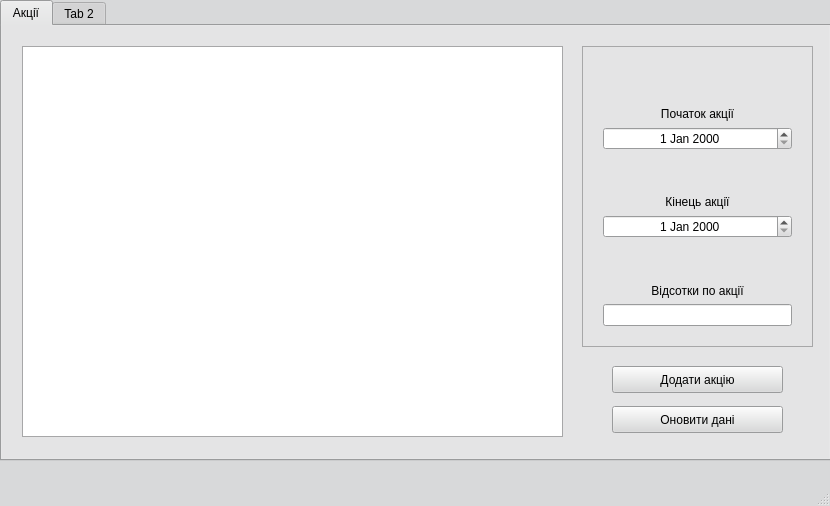
First picture: the form in mainwindow.ui, repository landrew31/db_course_work, before the edit.
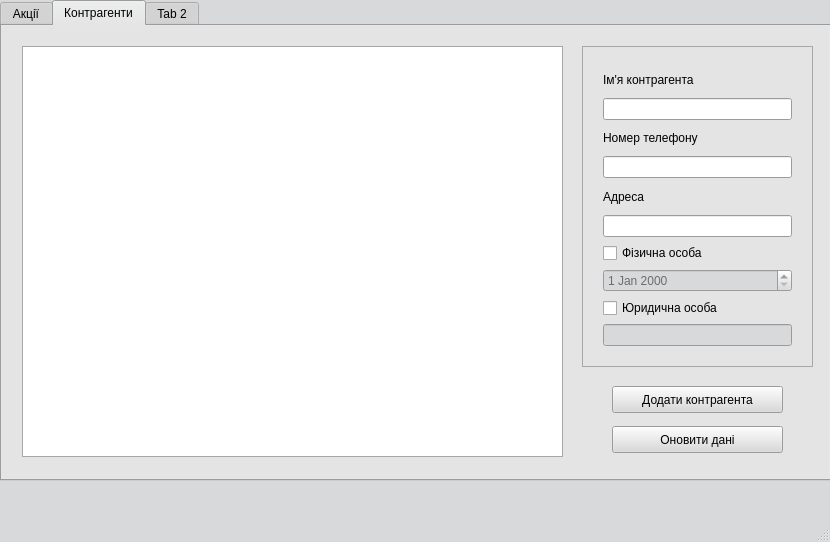
Second picture: the form after the edit. The open tabs and pages were chosen to show the change.

Commit message: redesign code, add basic contractors

Patch:
```diff
--- a/mainwindow.ui
+++ b/mainwindow.ui
@@ -7,7 +7,7 @@
     <x>0</x>
     <y>0</y>
     <width>830</width>
-    <height>506</height>
+    <height>542</height>
    </rect>
   </property>
   <property name="palette">
@@ -435,7 +435,7 @@
       <x>0</x>
       <y>0</y>
       <width>831</width>
-      <height>461</height>
+      <height>481</height>
      </rect>
     </property>
     <property name="currentIndex">
@@ -451,7 +451,7 @@
         <x>20</x>
         <y>20</y>
         <width>541</width>
-        <height>391</height>
+        <height>411</height>
        </rect>
       </property>
      </widget>
@@ -459,7 +459,7 @@
       <property name="geometry">
        <rect>
         <x>610</x>
-        <y>380</y>
+        <y>400</y>
         <width>171</width>
         <height>27</height>
        </rect>
@@ -472,7 +472,7 @@
       <property name="geometry">
        <rect>
         <x>610</x>
-        <y>340</y>
+        <y>360</y>
         <width>171</width>
         <height>27</height>
        </rect>
@@ -564,6 +564,145 @@
       </widget>
      </widget>
     </widget>
+    <widget class="QWidget" name="tab_3">
+     <attribute name="title">
+      <string>Контрагенти</string>
+     </attribute>
+     <widget class="QTableView" name="tableView_contractors">
+      <property name="geometry">
+       <rect>
+        <x>20</x>
+        <y>20</y>
+        <width>541</width>
+        <height>411</height>
+       </rect>
+      </property>
+     </widget>
+     <widget class="QFrame" name="frame_2">
+      <property name="geometry">
+       <rect>
+        <x>580</x>
+        <y>20</y>
+        <width>231</width>
+        <height>321</height>
+       </rect>
+      </property>
+      <property name="frameShape">
+       <enum>QFrame::StyledPanel</enum>
+      </property>
+      <property name="frameShadow">
+       <enum>QFrame::Raised</enum>
+      </property>
+      <widget class="QWidget" name="gridLayoutWidget_2">
+       <property name="geometry">
+        <rect>
+         <x>10</x>
+         <y>10</y>
+         <width>211</width>
+         <height>301</height>
+        </rect>
+       </property>
+       <layout class="QGridLayout" name="gridLayout_2">
+        <item row="3" column="0">
+         <widget class="QLineEdit" name="phone_field"/>
+        </item>
+        <item row="4" column="0">
+         <widget class="QLabel" name="label_7">
+          <property name="text">
+           <string>Адреса</string>
+          </property>
+         </widget>
+        </item>
+        <item row="9" column="0">
+         <widget class="QLineEdit" name="state_number_field">
+          <property name="enabled">
+           <bool>false</bool>
+          </property>
+          <property name="dragEnabled">
+           <bool>false</bool>
+          </property>
+          <property name="readOnly">
+           <bool>false</bool>
+          </property>
+         </widget>
+        </item>
+        <item row="6" column="0">
+         <widget class="QCheckBox" name="is_individual">
+          <property name="text">
+           <string>Фізична особа</string>
+          </property>
+          <property name="checked">
+           <bool>false</bool>
+          </property>
+         </widget>
+        </item>
+        <item row="7" column="0">
+         <widget class="QDateEdit" name="birthday_field">
+          <property name="enabled">
+           <bool>false</bool>
+          </property>
+          <property name="readOnly">
+           <bool>false</bool>
+          </property>
+         </widget>
+        </item>
+        <item row="2" column="0">
+         <widget class="QLabel" name="label_6">
+          <property name="text">
+           <string>Номер телефону</string>
+          </property>
+         </widget>
+        </item>
+        <item row="1" column="0">
+         <widget class="QLineEdit" name="contractor_name_field"/>
+        </item>
+        <item row="0" column="0">
+         <widget class="QLabel" name="label_5">
+          <property name="text">
+           <string>Ім'я контрагента</string>
+          </property>
+         </widget>
+        </item>
+        <item row="5" column="0">
+         <widget class="QLineEdit" name="address_field"/>
+        </item>
+        <item row="8" column="0">
+         <widget class="QCheckBox" name="is_entity">
+          <property name="text">
+           <string>Юридична особа</string>
+          </property>
+         </widget>
+        </item>
+       </layout>
+      </widget>
+     </widget>
+     <widget class="QPushButton" name="add_contractor_button">
+      <property name="geometry">
+       <rect>
+        <x>610</x>
+        <y>360</y>
+        <width>171</width>
+        <height>27</height>
+       </rect>
+      </property>
+      <property name="text">
+       <string>Додати контрагента</string>
+      </property>
+     </widget>
+     <widget class="QPushButton" name="renew_contr_button">
+      <property name="geometry">
+       <rect>
+        <x>610</x>
+        <y>400</y>
+        <width>171</width>
+        <height>27</height>
+       </rect>
+      </property>
+      <property name="text">
+       <string>Оновити дані</string>
+      </property>
+     </widget>
+    </widget>
     <widget class="QWidget" name="tab_2">
      <attribute name="title">
       <string>Tab 2</string>
```
Left out of the diff: 15 changed lines with no effect on the pictures. The commit also changes 17 other files.
